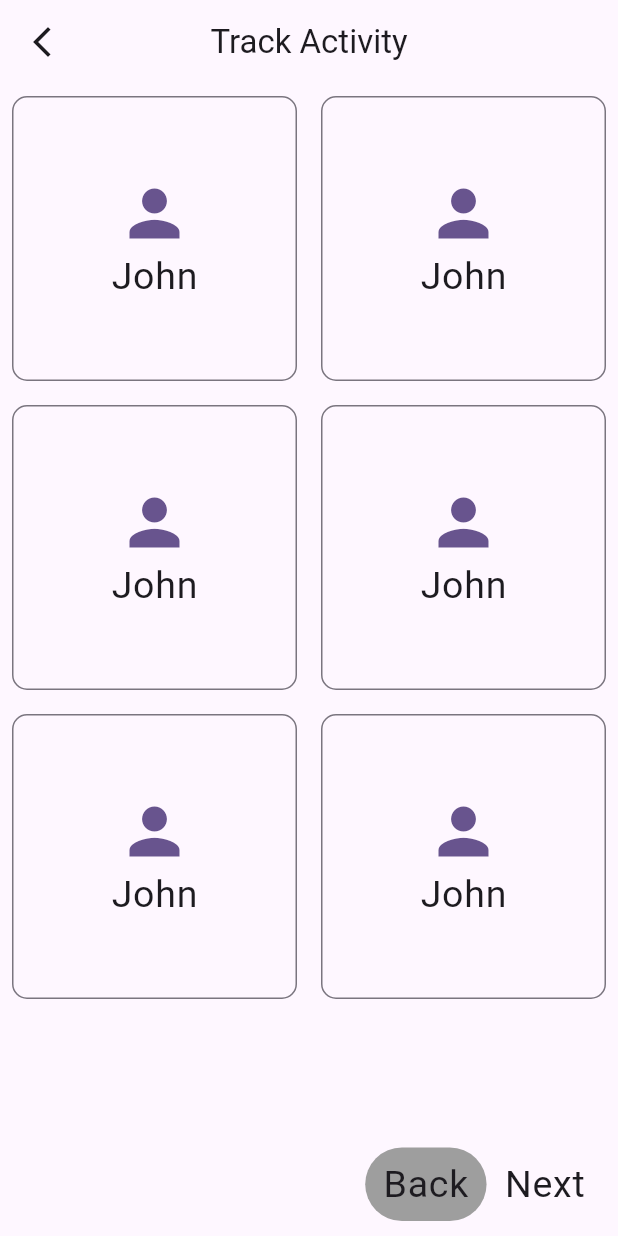
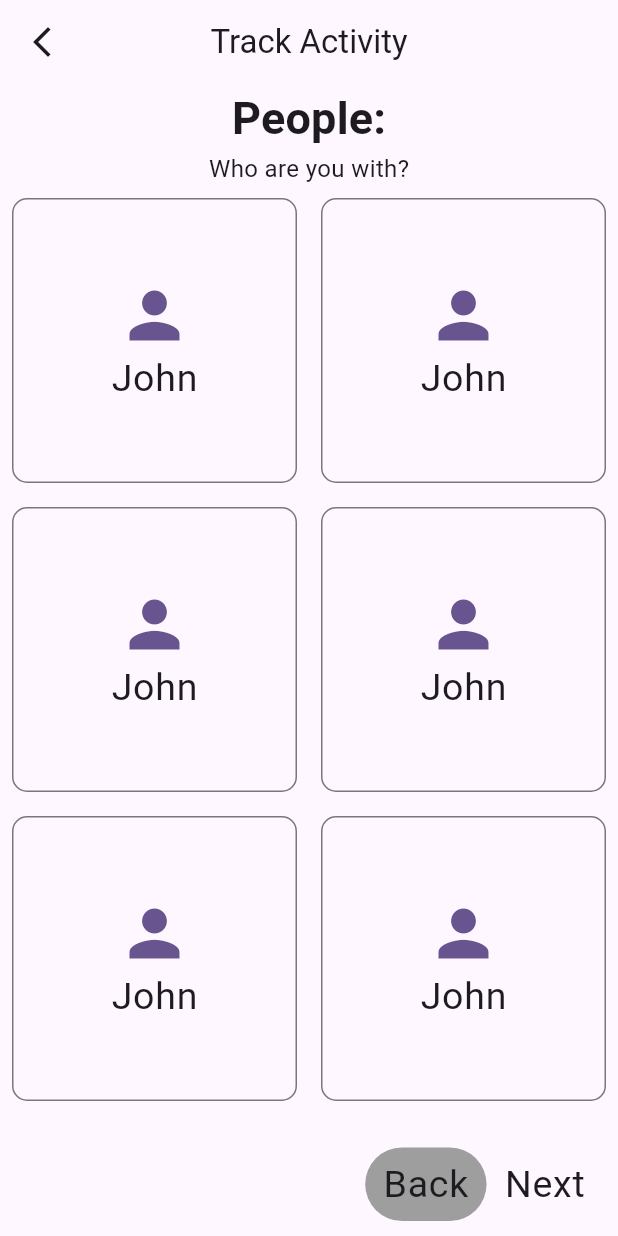
Before and after one commit to EonMurph/FooTime, a Flutter app: the TrackerPage screen opened directly, on a phone screen of 412 x 824 dp. Run offline on Flutter 3.47's test engine with Material 3 defaults, Android fonts, the phone set to English and light mode, and no system bars.

Commit message:
style: heading over activity and people choices

```diff
--- a/lib/main.dart
+++ b/lib/main.dart
@@ -23,6 +23,9 @@ class MyApp extends StatelessWidget {
                 fontSize: 30,
                 fontWeight: FontWeight.bold,
               ),
+              bodyMedium: TextStyle(
+                fontSize: 16,
+              ),
               labelMedium: TextStyle(
                 fontSize: 25,
               ),
--- a/lib/pages/tracker_page.dart
+++ b/lib/pages/tracker_page.dart
@@ -47,8 +47,16 @@ class _TrackerPageState extends State<TrackerPage> {
       body: IndexedStack(
         index: currentPage,
         children: [
-          WhoWhatPage(items: people),
-          WhoWhatPage(items: activities),
+          WhoWhatPage(
+            items: people,
+            heading: 'People:',
+            body: 'Who are you with?',
+          ),
+          WhoWhatPage(
+            items: activities,
+            heading: 'Activity:',
+            body: 'What activity are you doing?',
+          ),
           const HowLongPage(),
         ],
       ),
--- a/lib/pages/tracker_pages/who_what_page.dart
+++ b/lib/pages/tracker_pages/who_what_page.dart
@@ -4,7 +4,9 @@ import "package:flutter/material.dart";
 
 class WhoWhatPage extends StatelessWidget {
   final List<dynamic> items;
-  const WhoWhatPage({super.key, required this.items})
+  final String heading;
+  final String body;
+  const WhoWhatPage({super.key, required this.items, required this.heading, required this.body})
       : assert(items is List<Activity> || items is List<Person>);
 
   @override
@@ -14,7 +16,18 @@ class WhoWhatPage extends StatelessWidget {
     final double iconSize = 50; // TODO; Change to enum
     final TextStyle labelStyle =
         Theme.of(context).textTheme.labelMedium!; // TODO: Change to enum
-    return GridView.builder(
+    return Column(
+      children: [
+        Text(
+          heading,
+          style: Theme.of(context).textTheme.titleMedium,
+        ),
+        Text(
+          body,
+          style: Theme.of(context).textTheme.bodyMedium,
+        ),
+        GridView.builder(
+          shrinkWrap: true,
           gridDelegate: SliverGridDelegateWithFixedCrossAxisCount(
             crossAxisCount: screenWidth ~/ iconWidth,
             childAspectRatio: 1,
@@ -50,6 +63,8 @@ class WhoWhatPage extends StatelessWidget {
               ),
             );
           },
+        ),
+      ],
     );
   }
 }
```
Lines whose indentation alone changed are shown as unchanged.
